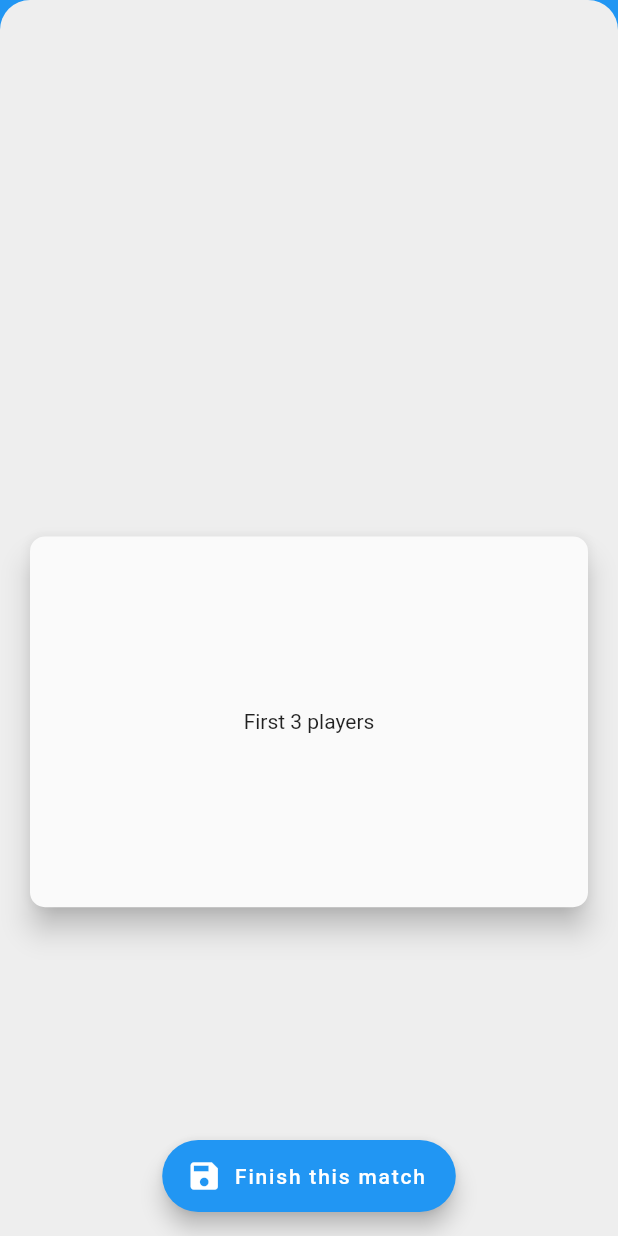
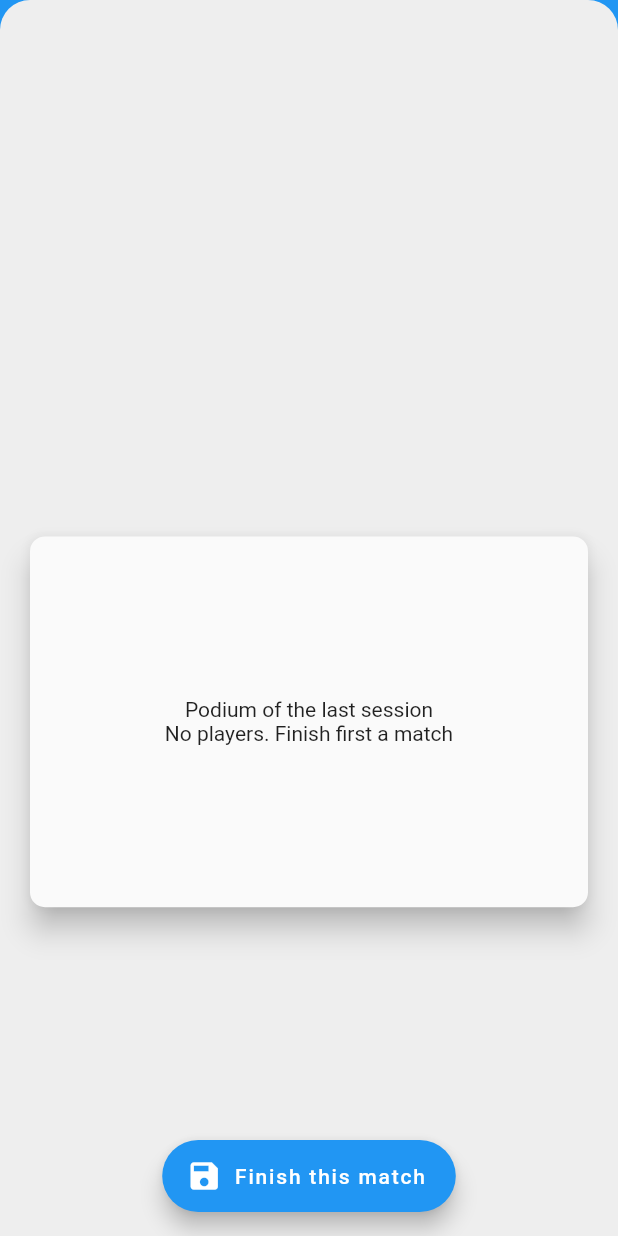
Before and after one commit to prof18/Friends-Tournament, a Flutter app: the SessionCarousel screen opened directly with empty values, on a phone screen of 412 x 824 dp. Run offline on Flutter 3.47's test engine with Material 2 defaults, Android fonts, the phone set to English and light mode, and no system bars; our stand-ins replace flutter_svg, rxdart, sqflite; accounts and stored records are empty; statements that could not run were skipped.

Commit message:
Add computation of last session podium

```diff
--- a/lib/src/views/tournament/session_carousel.dart
+++ b/lib/src/views/tournament/session_carousel.dart
@@ -1,6 +1,7 @@
 import 'package:flutter/material.dart';
 import 'package:friends_tournament/src/bloc/tournament_bloc.dart';
 import 'package:friends_tournament/src/bloc/tournament_bloc_provider.dart';
+import 'package:friends_tournament/src/data/model/app/ui_player.dart';
 import 'package:friends_tournament/src/data/model/app/ui_session.dart';
 import 'package:friends_tournament/src/ui/utils.dart';
 import 'package:friends_tournament/src/views/tournament/session_item_widget.dart';
@@ -56,7 +57,6 @@ class _SessionCarouselState extends State<SessionCarousel> {
             _tournamentBloc.endMatch().then((_) {
               // TODO: hide the loader and change app state
             });
-
           },
         ),
       ),
@@ -102,9 +102,32 @@ class _SessionCarouselState extends State<SessionCarousel> {
                   child: Material(
                     borderRadius: BorderRadius.circular(10.0),
                     elevation: 8.0,
-                    child: Center(
-                      // TODO: implement it!
-                      child: Text("First 3 players"),
+                    child: StreamBuilder<List<UIPlayer>>(
+                      stream: _tournamentBloc.podiumPlayers,
+                      builder: (context, snapshot) {
+                        return Center(
+                          // TODO: make better looking!
+                          child: SingleChildScrollView(
+                            child: Column(
+                              children: <Widget>[
+                                Text("Podium of the last session"),
+                                snapshot.hasData && snapshot.data.length > 0
+                                    ? ListView.builder(
+                                        physics: ScrollPhysics(),
+                                        shrinkWrap: true,
+                                        itemBuilder:
+                                            (BuildContext context, int index) {
+                                          return Text(
+                                              snapshot.data[index].name);
+                                        },
+                                        itemCount: snapshot.data.length,
+                                      )
+                                    : Text("No players. Finish first a match"),
+                              ],
+                            ),
+                          ),
+                        );
+                      },
                     ),
                   ),
                 ),
--- a/lib/src/views/tournament/session_item_widget.dart
+++ b/lib/src/views/tournament/session_item_widget.dart
@@ -31,7 +31,6 @@ class SessionItemWidget extends StatelessWidget {
               ),
               Padding(
                 padding: const EdgeInsets.all(8.0),
-                child: NotificationListener<ScrollEndNotification>(
                 child: ListView.builder(
                   physics: ScrollPhysics(),
                   shrinkWrap: true,
@@ -45,7 +44,6 @@ class SessionItemWidget extends StatelessWidget {
                   itemCount: session.sessionPlayers.length,
                 ),
               ),
-              ),
             ],
           ),
         ),
```
Also changed, not shown: lib/src/bloc/tournament_bloc.dart (+30 -1 lines). Lines whose indentation alone changed are shown as unchanged.
